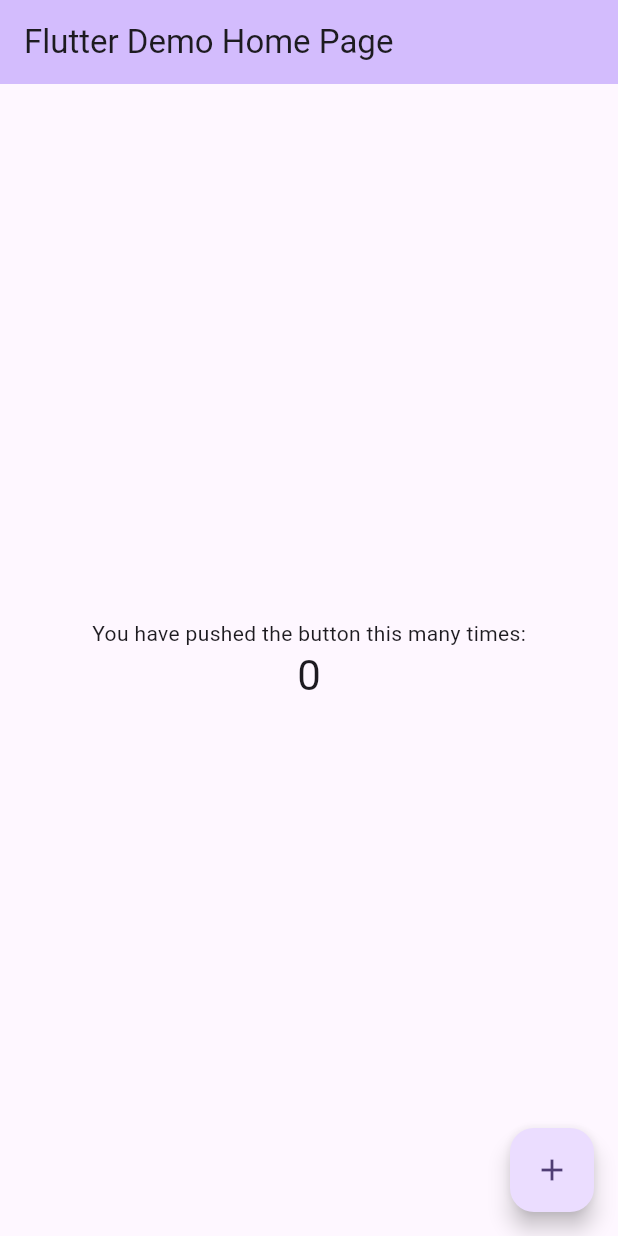
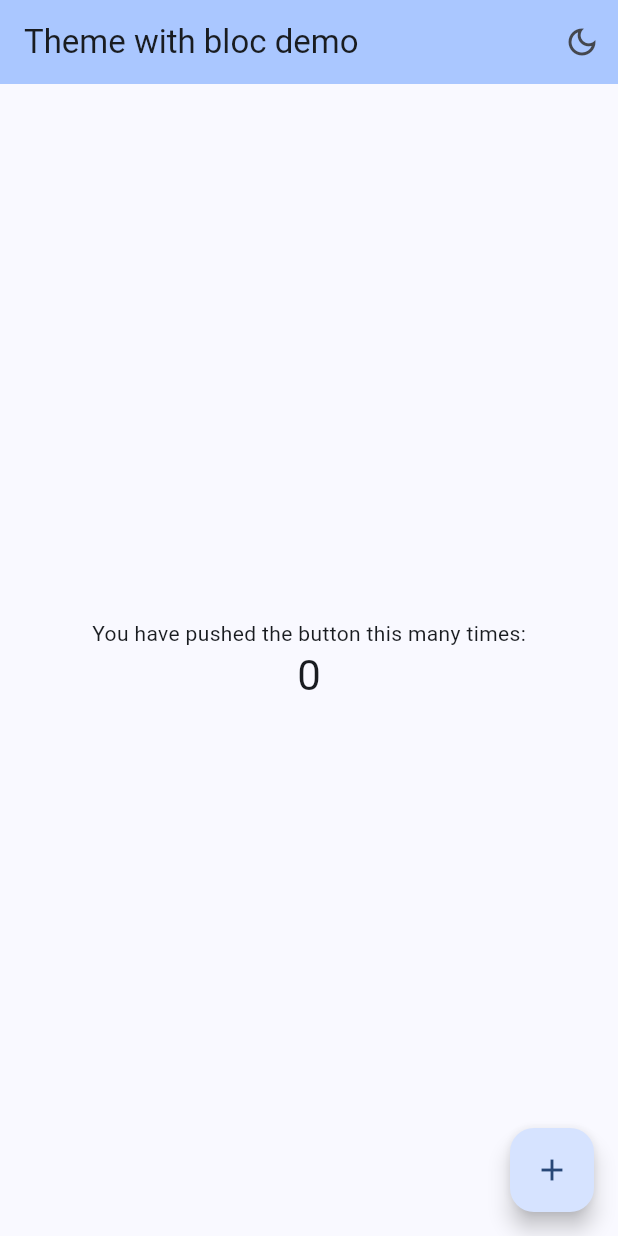
Before and after one commit to ilipovcev/flutter_theme_with_bloc, a Flutter app: the screen it shows after launch, on a phone screen of 412 x 824 dp. Run offline on Flutter 3.47's test engine with Material 3 defaults, Android fonts, the phone set to English and light mode, and no system bars; our stand-ins replace equatable, flutter_bloc.

Commit message:
switch theme mode

```diff
--- a/lib/app.dart
+++ b/lib/app.dart
@@ -1,4 +1,6 @@
 import 'package:flutter/material.dart';
+import 'package:flutter_bloc/flutter_bloc.dart';
+import 'package:theme_bloc/core/theme/controller/theme_bloc.dart';
 import 'package:theme_bloc/features/counter/pages/counter.page.dart';
 
 class MyApp extends StatelessWidget {
@@ -6,13 +8,19 @@ class MyApp extends StatelessWidget {
 
   @override
   Widget build(BuildContext context) {
-    return MaterialApp(
-      title: 'Flutter Demo',
-      theme: ThemeData(
-        colorScheme: ColorScheme.fromSeed(seedColor: Colors.deepPurple),
-        useMaterial3: true,
+    return BlocProvider(
+      create: (_) => ThemeBloc(),
+      child: BlocBuilder<ThemeBloc, ThemeState>(
+        builder: (context, state) {
+          return MaterialApp(
+            title: 'Flutter Demo',
+            theme: state.lightTheme,
+            darkTheme: state.darkTheme,
+            themeMode: state.themeMode,
+            home: const CounterPage(),
+          );
+        },
       ),
-      home: const CounterPage(),
     );
   }
 }
--- a/lib/core/theme/controller/theme_bloc.dart
+++ b/lib/core/theme/controller/theme_bloc.dart
@@ -1,6 +1,6 @@
-import 'package:bloc/bloc.dart';
 import 'package:equatable/equatable.dart';
 import 'package:flutter/material.dart';
+import 'package:flutter_bloc/flutter_bloc.dart';
 import 'package:theme_bloc/core/utils/utils_functions.dart';
 
 part 'theme_event.dart';
@@ -8,12 +8,16 @@ part 'theme_state.dart';
 
 class ThemeBloc extends Bloc<ThemeEvent, ThemeState> {
   ThemeBloc()
-      : super(ThemeState(
-          themeMode: ThemeMode.system,
-          colorSeed: getRandomColor(),
-        )) {
-    on<ThemeEvent>((event, emit) {
-      // TODO: implement event handler
-    });
+      : super(
+          ThemeState(
+            themeMode: ThemeMode.system,
+            colorSeed: getRandomColor(),
+          ),
+        ) {
+    on<ThemeEventChangeThemeMode>(
+      (event, emit) => emit(
+        state.copyWith(themeMode: event.themeMode),
+      ),
+    );
   }
 }
--- a/lib/core/theme/controller/theme_event.dart
+++ b/lib/core/theme/controller/theme_event.dart
@@ -3,3 +3,11 @@ part of 'theme_bloc.dart';
 sealed class ThemeEvent {
   const ThemeEvent();
 }
+
+class ThemeEventChangeThemeMode extends ThemeEvent {
+  const ThemeEventChangeThemeMode({
+    required this.themeMode,
+  });
+
+  final ThemeMode themeMode;
+}
--- a/lib/core/theme/controller/theme_state.dart
+++ b/lib/core/theme/controller/theme_state.dart
@@ -8,6 +8,17 @@ class ThemeState extends Equatable {
 
   final ThemeMode themeMode;
   final Color colorSeed;
+
+  ThemeData get lightTheme => ThemeData(
+        useMaterial3: true,
+        colorSchemeSeed: colorSeed,
+      );
+
+  ThemeData get darkTheme => ThemeData(
+        useMaterial3: true,
+        colorSchemeSeed: colorSeed,
+        brightness: Brightness.dark,
+      );
 
   @override
   List<Object?> get props => [
--- a/lib/features/counter/widgets/counter_view.dart
+++ b/lib/features/counter/widgets/counter_view.dart
@@ -1,5 +1,6 @@
 import 'package:flutter/material.dart';
 import 'package:flutter_bloc/flutter_bloc.dart';
+import 'package:theme_bloc/core/theme/controller/theme_bloc.dart';
 import 'package:theme_bloc/features/counter/controllers/counter_bloc.dart';
 
 class CounterView extends StatelessWidget {
@@ -13,6 +14,17 @@ class CounterView extends StatelessWidget {
       appBar: AppBar(
         backgroundColor: Theme.of(context).colorScheme.inversePrimary,
         title: Text(title),
+        actions: [
+          _BrightnessButton(
+            handleBrightnessChange: (useLightMode) => context
+                .read<ThemeBloc>()
+                .add(
+                  ThemeEventChangeThemeMode(
+                    themeMode: useLightMode ? ThemeMode.light : ThemeMode.dark,
+                  ),
+                ),
+          ),
+        ],
       ),
       body: Center(
         child: Column(
@@ -40,3 +52,26 @@ class CounterView extends StatelessWidget {
     );
   }
 }
+
+class _BrightnessButton extends StatelessWidget {
+  const _BrightnessButton({
+    required this.handleBrightnessChange,
+  });
+
+  final void Function(bool) handleBrightnessChange;
+
+  @override
+  Widget build(BuildContext context) {
+    final isBright = Theme.of(context).brightness == Brightness.light;
+    return Tooltip(
+      preferBelow: true,
+      message: 'Toggle brightness',
+      child: IconButton(
+        icon: isBright
+            ? const Icon(Icons.dark_mode_outlined)
+            : const Icon(Icons.light_mode_outlined),
+        onPressed: () => handleBrightnessChange(!isBright),
+      ),
+    );
+  }
+}
--- a/lib/main.dart
+++ b/lib/main.dart
@@ -1,69 +1,6 @@
 import 'package:flutter/material.dart';
+import 'package:theme_bloc/app.dart';
 
 void main() {
   runApp(const MyApp());
 }
-
-class MyApp extends StatelessWidget {
-  const MyApp({super.key});
-
-  @override
-  Widget build(BuildContext context) {
-    return MaterialApp(
-      title: 'Flutter Demo',
-      theme: ThemeData(
-        colorScheme: ColorScheme.fromSeed(seedColor: Colors.deepPurple),
-        useMaterial3: true,
-      ),
-      home: const MyHomePage(title: 'Flutter Demo Home Page'),
-    );
-  }
-}
-
-class MyHomePage extends StatefulWidget {
-  const MyHomePage({super.key, required this.title});
-
-  final String title;
-
-  @override
-  State<MyHomePage> createState() => _MyHomePageState();
-}
-
-class _MyHomePageState extends State<MyHomePage> {
-  int _counter = 0;
-
-  void _incrementCounter() {
-    setState(() {
-      _counter++;
-    });
-  }
-
-  @override
-  Widget build(BuildContext context) {
-    return Scaffold(
-      appBar: AppBar(
-        backgroundColor: Theme.of(context).colorScheme.inversePrimary,
-        title: Text(widget.title),
-      ),
-      body: Center(
-        child: Column(
-          mainAxisAlignment: MainAxisAlignment.center,
-          children: <Widget>[
-            const Text(
-              'You have pushed the button this many times:',
-            ),
-            Text(
-              '$_counter',
-              style: Theme.of(context).textTheme.headlineMedium,
-            ),
-          ],
-        ),
-      ),
-      floatingActionButton: FloatingActionButton(
-        onPressed: _incrementCounter,
-        tooltip: 'Increment',
-        child: const Icon(Icons.add),
-      ),
-    );
-  }
-}
```
Also changed, not shown: 1 other file.
